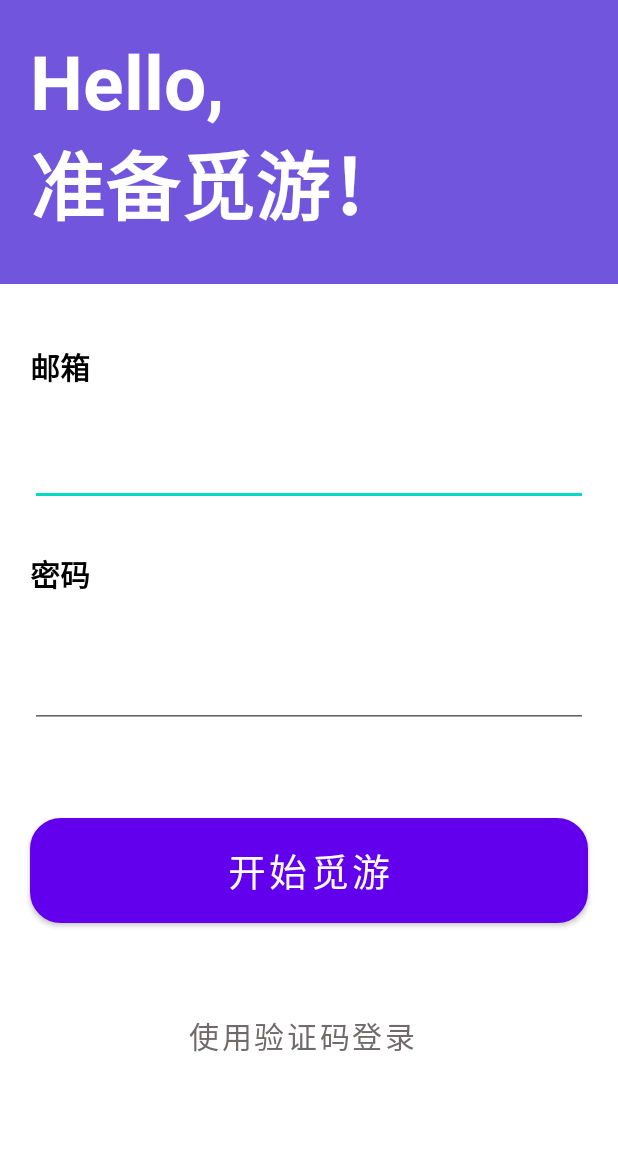
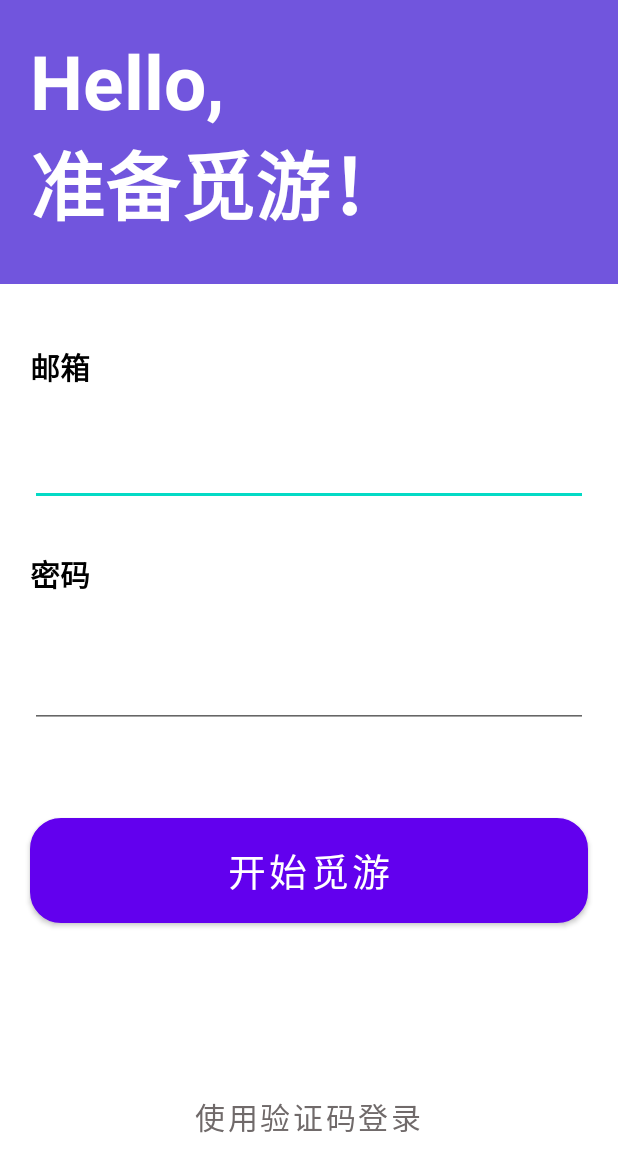
Before and after one commit to soulwinter/MIU, an Android app: the Login_pwd screen opened directly, with no data from a screen before it, on a phone screen of 412 x 824 dp. Shown: the top 1172 px of the screen. Run offline under Robolectric (Android 15) with nearby library versions, the phone set to English and light mode, and no system bars.

Commit message:
先暂时删除了邮箱判断

```diff
--- a/MyApplication/app/src/main/java/com/example/myapplication/Login_pwd.java
+++ b/MyApplication/app/src/main/java/com/example/myapplication/Login_pwd.java
@@ -4,6 +4,8 @@ import android.content.Intent;
 import android.os.Bundle;
 import android.view.View;
 import android.widget.Button;
+import android.widget.EditText;
+import android.widget.Toast;
 
 import androidx.appcompat.app.ActionBar;
 import androidx.appcompat.app.AppCompatActivity;
@@ -34,11 +36,19 @@ public class Login_pwd extends AppCompatActivity {
         loginVeriButton = (Button)findViewById(R.id.button_login_veri);
         startButton = (Button)findViewById(R.id.button_start);
 
+        String email = ((EditText)findViewById(R.id.email_edit)).getText().toString();
+
         //1.登录的button
         startButton.setOnClickListener(new View.OnClickListener() {
             @Override
             public void onClick(View view) {
-                // TODO 后端检测用户名、密码是否正确
+
+//                if(!MainActivity.check_email(email)) {
+//                    Toast.makeText(Login_pwd.this, "请输入正确的邮箱！", Toast.LENGTH_SHORT).show();
+//                    return;
+//                }
+                // TODO 后端检测邮箱、密码是否正确
+
                 //跳转到app主页，TODO 把变量user传过去
                 Intent intent = new Intent();
                 intent.setClass(Login_pwd.this,Welcome.class);
--- a/MyApplication/app/src/main/res/layout/activity_login_pwd.xml
+++ b/MyApplication/app/src/main/res/layout/activity_login_pwd.xml
@@ -84,17 +84,24 @@
         android:textSize="25dp" />
 
 
+    <LinearLayout
+        android:layout_width="match_parent"
+        android:layout_height="match_parent"
+        android:gravity="center"
+        android:layout_below="@id/button_start"
+        android:layout_marginTop="50dp"
+        >
+
         <Button
             android:id="@+id/button_login_veri"
             android:layout_width="wrap_content"
             android:layout_height="wrap_content"
-        android:layout_below="@id/button_start"
-        android:layout_marginLeft="110dp"
-        android:layout_marginTop="50dp"
             android:background="@color/light"
             android:text="使用验证码登录"
             android:textColor="@color/gray"
             android:textSize="20dp" />
+    </LinearLayout>
+
 
 
 </RelativeLayout>
--- a/MyApplication/app/src/main/res/layout/activity_main.xml
+++ b/MyApplication/app/src/main/res/layout/activity_main.xml
@@ -130,8 +130,7 @@
         android:text="进入数据录入系统"
         android:textColor="@color/design_default_color_error"
         android:textSize="10dp"
-        android:textStyle="bold">
-    </TextView>
+        android:textStyle="bold"></TextView>
 
 
 
```
Also changed, not shown: MyApplication/app/src/main/java/com/example/myapplication/MainActivity.java (+13 -13 lines), MyApplication/app/src/main/res/layout/activity_welcome.xml (line endings or trailing spaces). Lines whose indentation alone changed are shown as unchanged.
